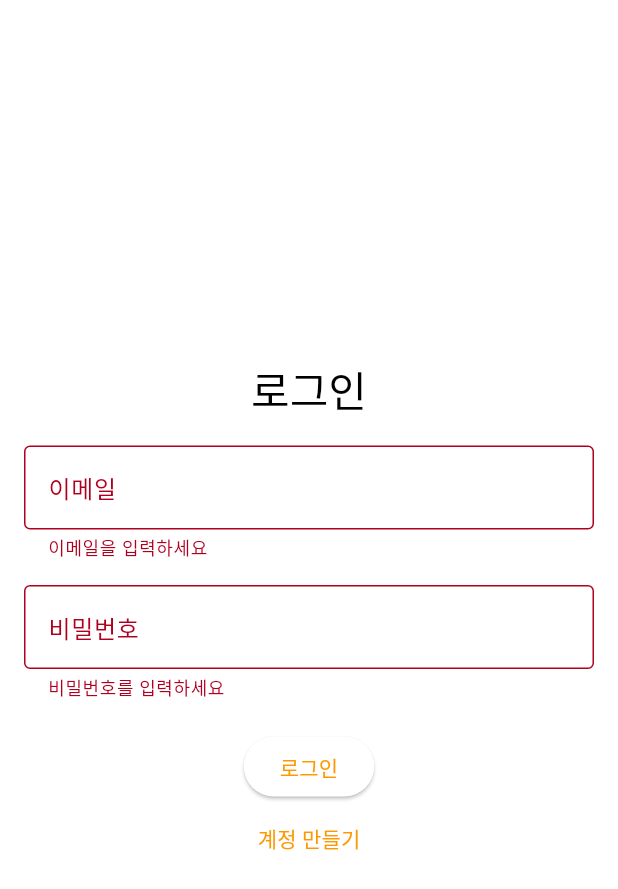
After one commit to moveonha/orange_potion, a Flutter app: the screen it shows after launch, after a tap on "로그인", on a phone screen of 412 x 824 dp. The commit adds this screen. Shown: the top 889 px of the screen. Run offline on Flutter 3.47's test engine with Material 3 defaults, Android fonts, the phone set to English and light mode, and no system bars; our stand-ins replace firebase_auth, firebase_core; accounts and stored records are empty; network calls fail.

Commit message:
login_added

```diff
--- a/lib/main.dart
+++ b/lib/main.dart
@@ -1,15 +1,14 @@
 // lib/main.dart
 import 'package:flutter/material.dart';
+import 'package:firebase_core/firebase_core.dart';
 import 'package:provider/provider.dart';
 import './providers/products_provider.dart';
 import './providers/cart_provider.dart';
-import './screens/home_screen.dart';
-import './screens/cart_screen.dart';
-import './screens/product_detail_screen.dart';
-import './screens/product_list_screen.dart';
-import './screens/profile_screen.dart';
+import './screens/auth_screen.dart';
 
-void main() {
+void main() async {
+  WidgetsFlutterBinding.ensureInitialized();
+  await Firebase.initializeApp();
   runApp(const MyApp());
 }
 
@@ -27,29 +26,18 @@ class MyApp extends StatelessWidget {
           create: (_) => CartProvider(),
         ),
       ],
-      child: MaterialApp(    // const 제거
+      child: MaterialApp(
         title: 'Orange Potion',
-        theme: ThemeData(    // const 제거
+        theme: ThemeData(
           primarySwatch: Colors.orange,
           colorScheme: const ColorScheme.light(
             primary: Colors.orange,
             secondary: Colors.orangeAccent,
           ),
           useMaterial3: true,
-          appBarTheme: const AppBarTheme(
-            centerTitle: true,
-            elevation: 0,
-            backgroundColor: Colors.white,
-            foregroundColor: Colors.black,
-          ),
         ),
-        home: const HomeScreen(),
-        routes: {
-          '/product-list': (_) => const ProductListScreen(),
-          '/product-detail': (_) => const ProductDetailScreen(),
-          '/cart': (_) => const CartScreen(),
-          '/profile': (_) => ProfileScreen(),
-        },
+        home: AuthScreen(), // 시작 화면을 인증 화면으로 변경
+        // ... 나머지 routes
       ),
     );
   }
--- /dev/null
+++ b/lib/screens/auth_screen.dart
@@ -0,0 +1,136 @@
+// lib/screens/auth_screen.dart
+import 'package:flutter/material.dart';
+import '../services/auth_helper.dart';
+import './home_screen.dart';
+
+class AuthScreen extends StatefulWidget {
+  @override
+  _AuthScreenState createState() => _AuthScreenState();
+}
+
+class _AuthScreenState extends State<AuthScreen> {
+  final _formKey = GlobalKey<FormState>();
+  final _emailController = TextEditingController();
+  final _passwordController = TextEditingController();
+  bool _isLogin = true;
+  bool _isLoading = false;
+
+  void _submit() async {
+    if (!_formKey.currentState!.validate()) return;
+
+    setState(() {
+      _isLoading = true;
+    });
+
+    final email = _emailController.text;
+    final password = _passwordController.text;
+    String? error;
+
+    if (_isLogin) {
+      error = await AuthHelper().signIn(
+        email: email,
+        password: password,
+      );
+    } else {
+      error = await AuthHelper().signUp(
+        email: email,
+        password: password,
+      );
+    }
+
+    setState(() {
+      _isLoading = false;
+    });
+
+    if (error == null) {
+      Navigator.of(context).pushReplacement(
+        MaterialPageRoute(builder: (context) => HomeScreen()),
+      );
+    } else {
+      ScaffoldMessenger.of(context).showSnackBar(
+        SnackBar(content: Text(error)),
+      );
+    }
+  }
+
+  @override
+  Widget build(BuildContext context) {
+    return Scaffold(
+      body: Center(
+        child: SingleChildScrollView(
+          padding: const EdgeInsets.all(16),
+          child: Form(
+            key: _formKey,
+            child: Column(
+              mainAxisAlignment: MainAxisAlignment.center,
+              children: [
+                Text(
+                  _isLogin ? '로그인' : '회원가입',
+                  style: Theme.of(context).textTheme.headlineMedium,
+                ),
+                const SizedBox(height: 20),
+                TextFormField(
+                  controller: _emailController,
+                  decoration: const InputDecoration(
+                    labelText: '이메일',
+                    border: OutlineInputBorder(),
+                  ),
+                  keyboardType: TextInputType.emailAddress,
+                  validator: (value) {
+                    if (value == null || value.isEmpty) {
+                      return '이메일을 입력하세요';
+                    }
+                    if (!value.contains('@')) {
+                      return '올바른 이메일 형식이 아닙니다';
+                    }
+                    return null;
+                  },
+                ),
+                const SizedBox(height: 16),
+                TextFormField(
+                  controller: _passwordController,
+                  decoration: const InputDecoration(
+                    labelText: '비밀번호',
+                    border: OutlineInputBorder(),
+                  ),
+                  obscureText: true,
+                  validator: (value) {
+                    if (value == null || value.isEmpty) {
+                      return '비밀번호를 입력하세요';
+                    }
+                    if (value.length < 6) {
+                      return '비밀번호는 6자 이상이어야 합니다';
+                    }
+                    return null;
+                  },
+                ),
+                const SizedBox(height: 20),
+                if (_isLoading)
+                  const CircularProgressIndicator()
+                else
+                  Column(
+                    children: [
+                      ElevatedButton(
+                        onPressed: _submit,
+                        child: Text(_isLogin ? '로그인' : '회원가입'),
+                      ),
+                      TextButton(
+                        onPressed: () {
+                          setState(() {
+                            _isLogin = !_isLogin;
+                          });
+                        },
+                        child: Text(
+                          _isLogin ? '계정 만들기' : '로그인하기',
+                        ),
+                      ),
+                    ],
+                  ),
+              ],
+            ),
+          ),
+        ),
+      ),
+    );
+  }
+}
--- a/pubspec.yaml
+++ b/pubspec.yaml
@@ -34,6 +34,8 @@ dependencies:
   http: ^1.1.0
   shared_preferences: ^2.2.2
   cached_network_image: ^3.3.0
+  firebase_core: ^2.24.2
+  firebase_auth: ^4.15.3
 
 
   # The following adds the Cupertino Icons font to your application.
```
Also changed, not shown: lib/services/auth_helper.dart (added, +44 -0 lines), pubspec.lock, 3 other files.
